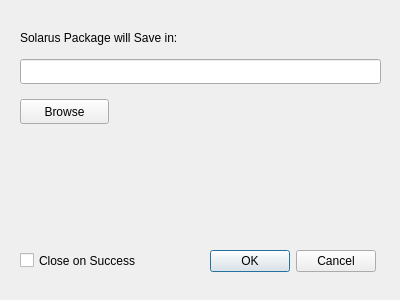
The window that src/widgets/package_dialog.ui (Kangie/solarus) describes before a commit, drawn with Qt 5.
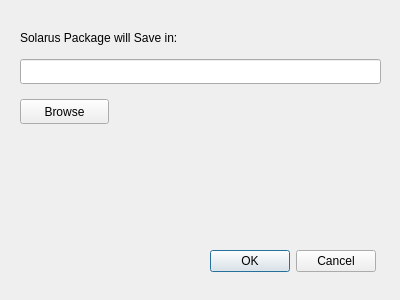
The same window after the commit.

Commit message: Removed the 'Close on Success' check-box.

Patch:
```diff
--- a/src/widgets/package_dialog.ui
+++ b/src/widgets/package_dialog.ui
@@ -81,19 +81,6 @@
          <set>QDialogButtonBox::Cancel|QDialogButtonBox::Ok</set>
         </property>
        </widget>
-       <widget class="QCheckBox" name="selection_auto">
-        <property name="geometry">
-         <rect>
-          <x>10</x>
-          <y>240</y>
-          <width>139</width>
-          <height>23</height>
-         </rect>
-        </property>
-        <property name="text">
-         <string>Close on Success</string>
-        </property>
-       </widget>
       </widget>
       <widget class="QWidget" name="ongoing">
        <widget class="QPushButton" name="ongoing_cancel">
```
The commit also changes 2 other files.
